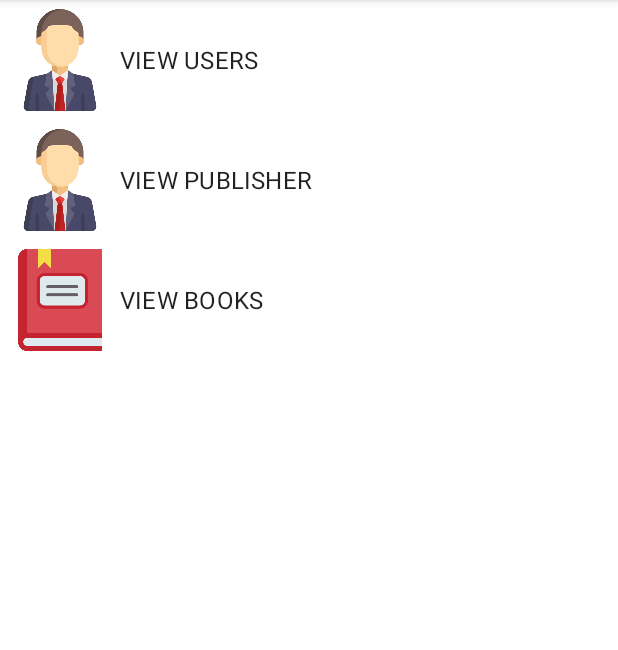
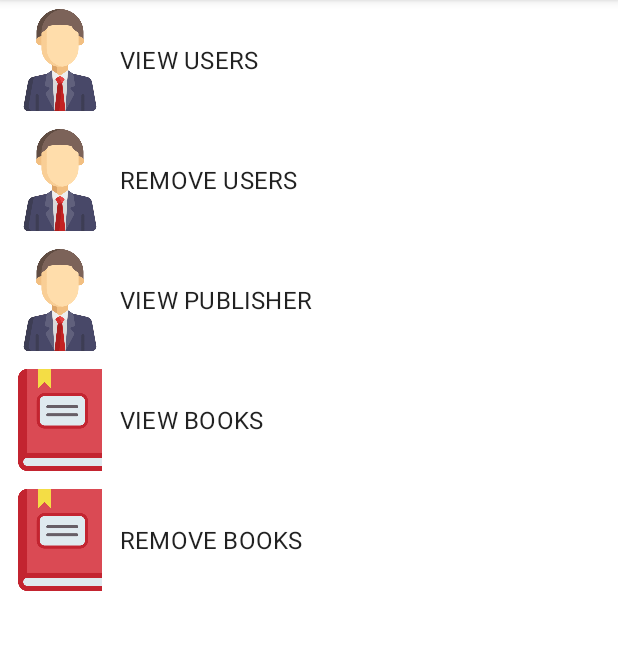
Before and after one commit to onkarmadhekar/Paperback-Harbor, an Android app: the Admin screen opened directly, with no data from a screen before it, on a phone screen of 412 x 824 dp, the part 84-734 px from its top. Run offline under Robolectric (Android 15) with nearby library versions, the light colour scheme and no system bars.

Commit message:
Added Remove User, Remove Book.

```diff
--- a/app/src/main/res/layout/activity_admin.xml
+++ b/app/src/main/res/layout/activity_admin.xml
@@ -32,6 +32,36 @@
             android:paddingEnd="16dp"
             android:maxLines="1"
             android:text="VIEW USERS"
+            android:textAppearance="?attr/textAppearanceSubtitle1"
+            android:textColor="@color/mtrl_list_item_tint"/>
+
+    </LinearLayout>
+
+    <LinearLayout xmlns:android="http://schemas.android.com/apk/res/android"
+        android:layout_width="match_parent"
+        android:layout_height="wrap_content"
+        android:background="?attr/selectableItemBackground"
+        android:minHeight="?attr/minTouchTargetSize"
+        android:id="@+id/remove_user">
+
+        <ImageView
+            android:id="@+id/remove_user_icon"
+            android:src="@drawable/businessman"
+            android:layout_width="80dp"
+            android:layout_height="80dp"
+            android:paddingTop="6dp"
+            android:paddingBottom="6dp"
+            android:paddingStart="6dp"
+            android:paddingEnd="6dp"/>
+
+        <TextView
+            android:id="@+id/remove_user_text"
+            android:layout_width="match_parent"
+            android:layout_height="wrap_content"
+            android:layout_gravity="center_vertical"
+            android:paddingEnd="16dp"
+            android:maxLines="1"
+            android:text="REMOVE USERS"
             android:textAppearance="?attr/textAppearanceSubtitle1"
             android:textColor="@color/mtrl_list_item_tint"/>
 
@@ -97,4 +127,34 @@
 
     </LinearLayout>
 
+    <LinearLayout xmlns:android="http://schemas.android.com/apk/res/android"
+        android:layout_width="match_parent"
+        android:layout_height="wrap_content"
+        android:background="?attr/selectableItemBackground"
+        android:id="@+id/remove_books"
+        android:minHeight="?attr/minTouchTargetSize">
+
+        <ImageView
+            android:id="@+id/remove_book_icon"
+            android:src="@drawable/book"
+            android:layout_width="80dp"
+            android:layout_height="80dp"
+            android:paddingTop="6dp"
+            android:paddingBottom="6dp"
+            android:paddingStart="6dp"
+            android:paddingEnd="6dp"/>
+
+        <TextView
+            android:id="@+id/remove_book_text"
+            android:layout_width="match_parent"
+            android:layout_height="wrap_content"
+            android:layout_gravity="center_vertical"
+            android:paddingEnd="16dp"
+            android:maxLines="1"
+            android:text="REMOVE BOOKS"
+            android:textAppearance="?attr/textAppearanceSubtitle1"
+            android:textColor="@color/mtrl_list_item_tint"/>
+
+    </LinearLayout>
+
 </LinearLayout>
```
